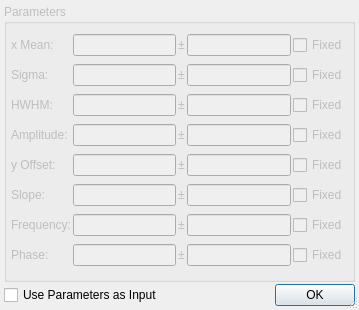
First picture: the form in ui/fitparams.ui, repository t-weber/takin, before the edit.
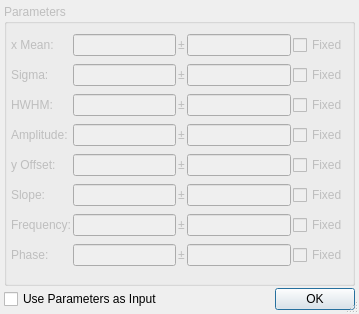
Second picture: the form after the edit.

```diff
--- a/ui/fitparams.ui
+++ b/ui/fitparams.ui
@@ -7,7 +7,7 @@
     <x>0</x>
     <y>0</y>
     <width>359</width>
-    <height>310</height>
+    <height>314</height>
    </rect>
   </property>
   <property name="windowTitle">
```
Left out of the diff: 16 changed lines with no effect on the pictures.
